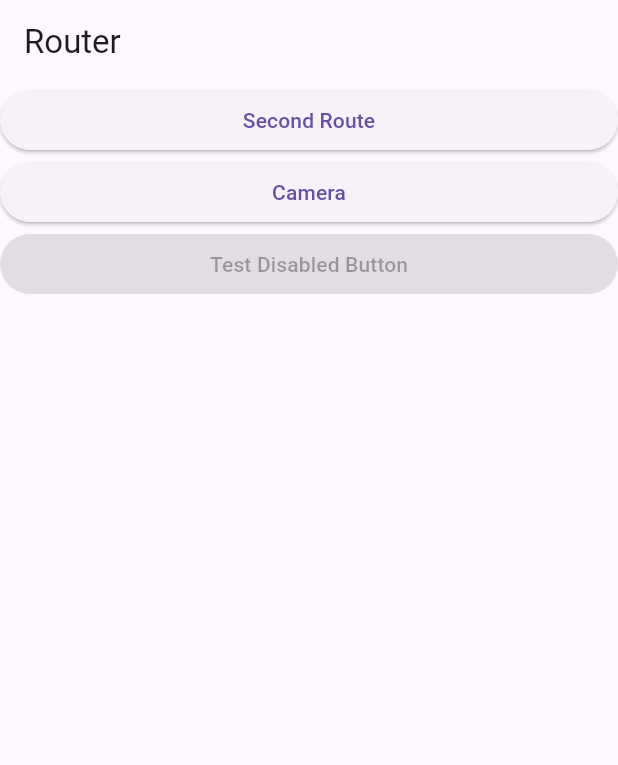
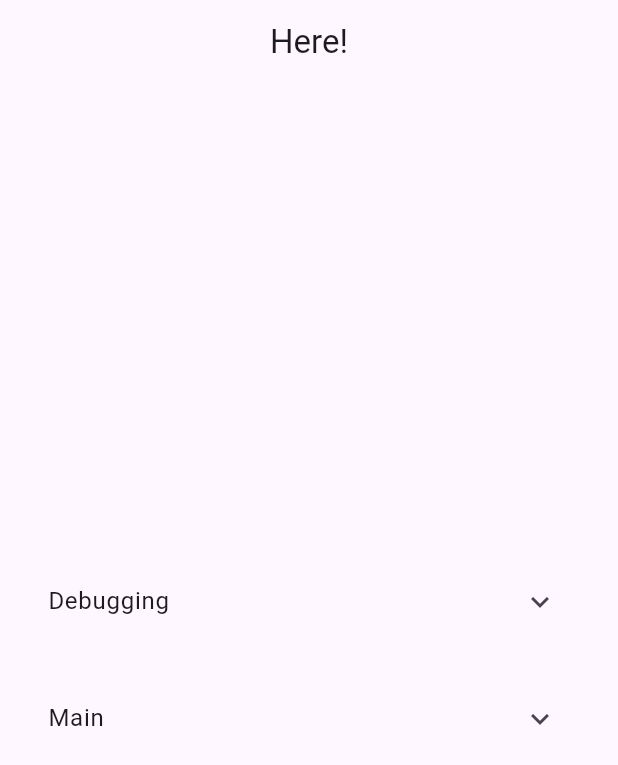
Before and after one commit to earlsab/here, a Flutter app: the screen it shows after launch, on a phone screen of 412 x 824 dp. Shown: the top 765 px of the screen. Run offline on Flutter 3.47's test engine with Material 3 defaults, Android fonts, the phone set to English and light mode, and no system bars; our stand-ins replace camera, firebase_core, video_player; accounts and stored records are empty.

Commit message:
Cleaned up router

```diff
--- a/lib/screens/router.dart
+++ b/lib/screens/router.dart
@@ -1,5 +1,5 @@
 // https://docs.flutter.dev/cookbook/navigation/navigation-basics
-
+// Routing style from https://github.com/flutter-ml/google_ml_kit_flutter/blob/master/packages/example/lib/main.dart
 import 'package:flutter/material.dart';
 import 'package:here/screens/camera.dart';
 import 'package:here/screens/second_route.dart';
@@ -11,34 +11,72 @@ class FirstRoute extends StatelessWidget {
   Widget build(BuildContext context) {
     return Scaffold(
       appBar: AppBar(
-        title: const Text('Router'),
+        title: const Text('Here!'),
+        centerTitle: true,
+        elevation: 0,
       ),
-      body: ListView(
-        children: [
-          ElevatedButton(
-            child: const Text('Second Route'),
-            onPressed: () {
-              Navigator.push(
-                context,
-                MaterialPageRoute(builder: (context) => const SecondRoute()),
-              );
-            },
+      body: const SafeArea(
+        child: Center(
+          child: SingleChildScrollView(
+            child: Padding(
+              padding: EdgeInsets.symmetric(horizontal: 16),
+              child: Column(
+                children: [
+                  ExpansionTile(
+                    title: Text('Debugging'),
+                    children: [
+                      CustomCard('Second Route Test', SecondRoute()),
+                      CustomCard('Camera', CameraExampleHome()),
+                    ],
+                  ),
+                  SizedBox(
+                    height: 20,
+                  ),
+                  ExpansionTile(
+                    title: Text('Main'),
+                    children: [
+                      // CustomCard('Entity Extraction', EntityExtractionView()),
+                    ],
+                  ),
+                ],
+              ),
+            ),
           ),
-          ElevatedButton(
-            child: const Text('Camera'),
-            onPressed: () {
-              Navigator.push(
-                context,
-                MaterialPageRoute(builder: (context) => const CameraApp()),
-              );
-            },
-          ),
-          const ElevatedButton(
-            onPressed: null,
-            child: Text('Test Disabled Button'),
-          )
-        ],
+        ),
       ),
     );
   }
 }
+
+class CustomCard extends StatelessWidget {
+  final String _label;
+  final Widget _viewPage;
+  final bool featureCompleted;
+
+  const CustomCard(this._label, this._viewPage, {this.featureCompleted = true});
+
+  @override
+  Widget build(BuildContext context) {
+    return Card(
+      elevation: 5,
+      margin: const EdgeInsets.only(bottom: 10),
+      child: ListTile(
+        tileColor: Theme.of(context).primaryColor,
+        title: Text(
+          _label,
+          style:
+              const TextStyle(color: Colors.white, fontWeight: FontWeight.bold),
+        ),
+        onTap: () {
+          if (!featureCompleted) {
+            ScaffoldMessenger.of(context).showSnackBar(const SnackBar(
+                content: Text('This feature has not been implemented yet')));
+          } else {
+            Navigator.push(
+                context, MaterialPageRoute(builder: (context) => _viewPage));
+          }
+        },
+      ),
+    );
+  }
+}
```
